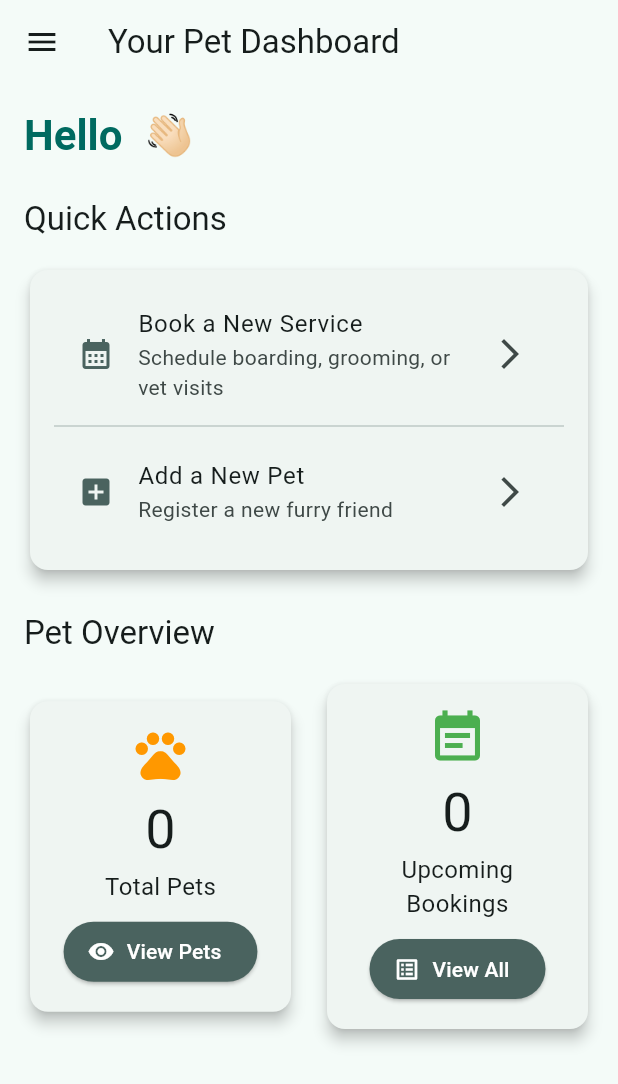
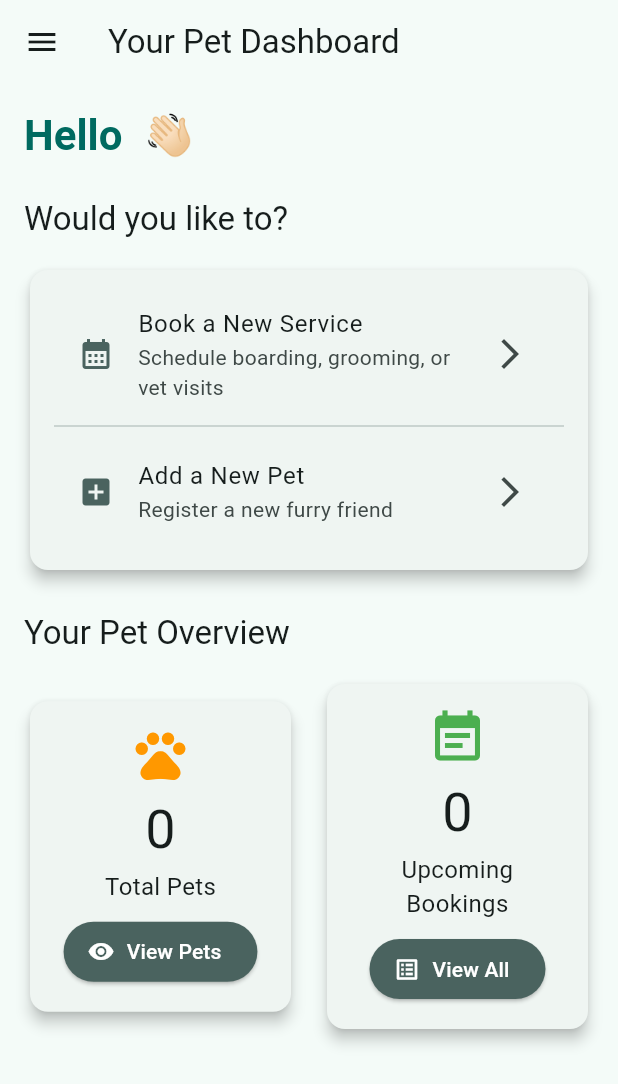
Before and after one commit to AMuthua/pawpal_1_0, a Flutter app: the HomeScreen screen opened by its route, on a phone screen of 412 x 824 dp. Shown: the top 1084 px of the screen. Run offline on Flutter 3.47's test engine with Material 3 defaults, Android fonts, the phone set to English and light mode, and no system bars; our stand-ins replace flutter_dotenv, go_router, supabase_flutter; accounts and stored records are empty.

Commit message:
Update home_screen.dart

```diff
--- a/lib/features/home/home_screen.dart
+++ b/lib/features/home/home_screen.dart
@@ -218,7 +218,7 @@
 
             // Quick Actions Section
             Text(
-              'Quick Actions',
+              'Would you like to?',
               style: Theme.of(context).textTheme.titleLarge,
             ),
             const SizedBox(height: 16),
@@ -252,7 +252,7 @@
 
             // Summary Section
             Text(
-              'Pet Overview',
+              'Your Pet Overview',
               style: Theme.of(context).textTheme.titleLarge,
             ),
             const SizedBox(height: 16),
```
